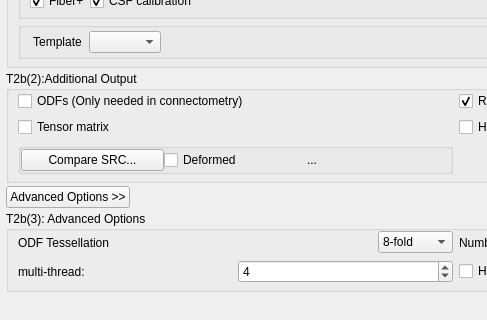
Old version of the form reconstruction/reconstruction_window.ui in the repository frankyeh/DSI-Studio; both pictures show x 0 to 487 and y 153 to 473 of the 911 by 650 pixel window.
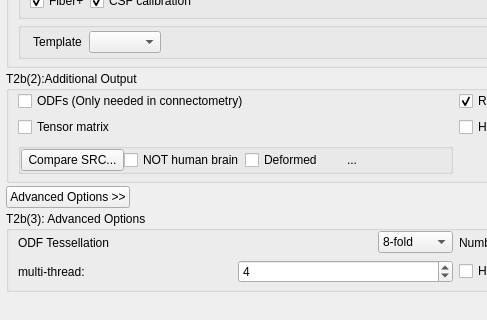
New version of the form. Icons and pictures are not drawn.

Commit message: [rec] dT for non human brain study

```diff
--- a/reconstruction/reconstruction_window.ui
+++ b/reconstruction/reconstruction_window.ui
@@ -804,8 +804,21 @@
                 </property>
                </widget>
               </item>
+              <item>
+               <widget class="QCheckBox" name="not_human_brain">
+                <property name="text">
+                 <string>NOT human brain</string>
+                </property>
+               </widget>
+              </item>
               <item>
                <widget class="QCheckBox" name="dt_deform">
+                <property name="sizePolicy">
+                 <sizepolicy hsizetype="Minimum" vsizetype="Fixed">
+                  <horstretch>0</horstretch>
+                  <verstretch>0</verstretch>
+                 </sizepolicy>
+                </property>
                 <property name="text">
                  <string>Deformed</string>
                 </property>
```
The commit also changes 4 other files.
